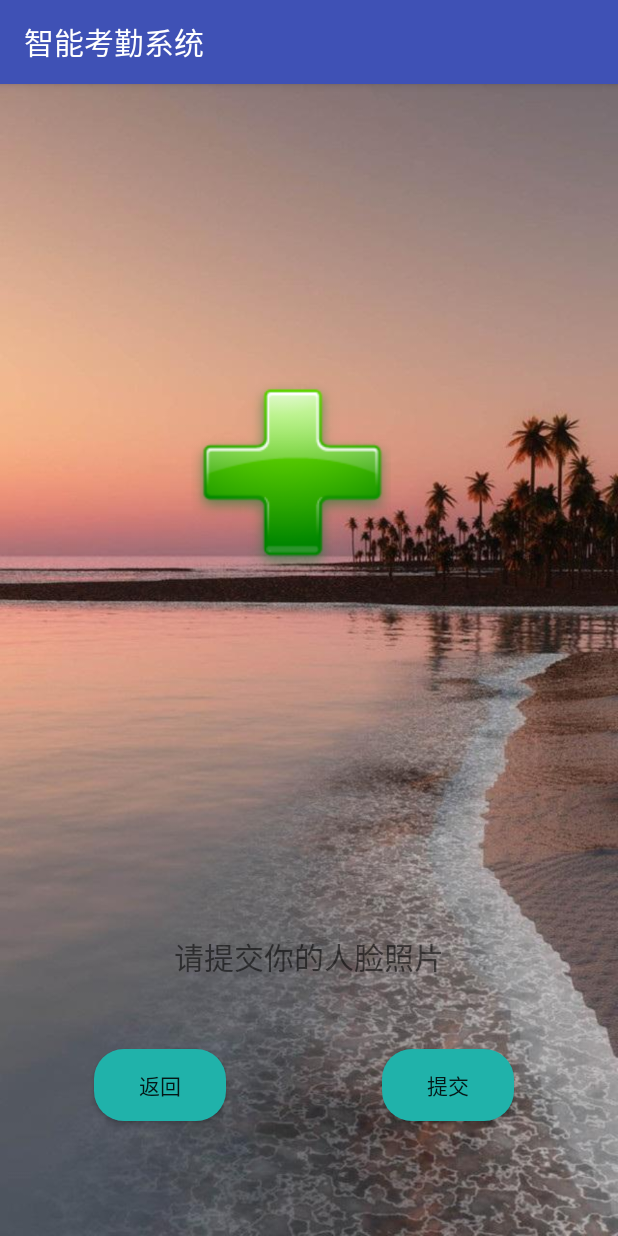
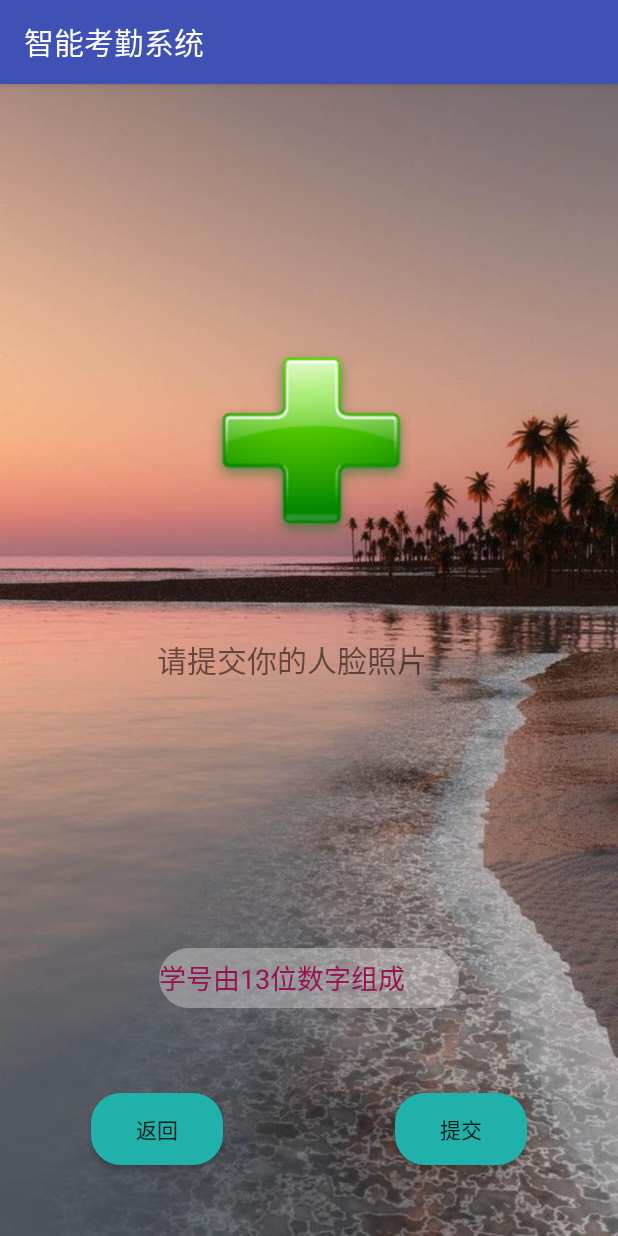
Before and after one commit to 1037861070/Myapplication003, an Android app: the Find_Pswd screen opened directly, with no data from a screen before it, on a phone screen of 412 x 824 dp. Run offline under Robolectric (Android 15) with nearby library versions, the phone set to English and light mode, and no system bars.

Commit message:
finish all

```diff
--- a/app/src/main/java/com/example/a10378/myapplication003/Info_DB/MyDatabaseHelper.java
+++ b/app/src/main/java/com/example/a10378/myapplication003/Info_DB/MyDatabaseHelper.java
@@ -47,6 +47,7 @@ public class MyDatabaseHelper extends SQLiteOpenHelper{
     public  static final String location="CREATE TABLE `location` (\n" +
             "\t`location_id`\tINTEGER NOT NULL PRIMARY KEY AUTOINCREMENT UNIQUE,\n" +
             "\t`id_number`\tTEXT,\n" +
+            "\t`location_time`\tTEXT,\n" +
             "\t`location_type`\tINTEGER,\n" +
             "\t`Latitude`\tREAL,\n" +
             "\t`Longitude`\tREAL,\n" +
--- a/app/src/main/java/com/example/a10378/myapplication003/MainActivity.java
+++ b/app/src/main/java/com/example/a10378/myapplication003/MainActivity.java
@@ -190,7 +190,7 @@ public class MainActivity extends AppCompatActivity {
                                 } else {
                                     Toast.makeText(MainActivity.this, "登陆成功！", Toast.LENGTH_SHORT).show();
                                     Intent intent = new Intent(MainActivity.this, Teacher_Main.class);
-                                    //intent.putExtra("user", user);
+                                    intent.putExtra("user", user);
                                     startActivity(intent);
                                 }
                             }
@@ -233,8 +233,7 @@ public class MainActivity extends AppCompatActivity {
             dialog.setPositiveButton("OK", new DialogInterface.OnClickListener() {
                 @Override
                 public void onClick(DialogInterface dialogInterface, int i) {
-                    Intent intent = new Intent(MainActivity.this, MainActivity.class);
-                    startActivity(intent);
+
                 }
             });
             dialog.show();
--- a/app/src/main/java/com/example/a10378/myapplication003/Student/Modify_info.java
+++ b/app/src/main/java/com/example/a10378/myapplication003/Student/Modify_info.java
@@ -83,6 +83,7 @@ private MyDatabaseHelper dbhelper;
 
         }
     });
+    //返回主界面
     Button btn2=findViewById(R.id.modifyinfo_back);
     btn2.setOnClickListener(new View.OnClickListener() {
         @Override
--- a/app/src/main/res/layout/activity_find__pswd.xml
+++ b/app/src/main/res/layout/activity_find__pswd.xml
@@ -21,14 +21,14 @@
         android:textSize="20dp"
         app:layout_constraintBottom_toBottomOf="parent"
         app:layout_constraintEnd_toEndOf="parent"
+        app:layout_constraintHorizontal_bias="0.446"
         app:layout_constraintStart_toStartOf="parent"
-        app:layout_constraintTop_toTopOf="parent"
-        app:layout_constraintVertical_bias="0.775" />
+        app:layout_constraintTop_toTopOf="parent" />
 
     <ImageView
         android:id="@+id/picure_find_pswd"
         android:layout_width="370dp"
-        android:layout_height="383dp"
+        android:layout_height="334dp"
         android:layout_marginBottom="8dp"
         android:layout_marginEnd="8dp"
         android:layout_marginStart="8dp"
@@ -37,7 +37,29 @@
         app:layout_constraintEnd_toEndOf="parent"
         app:layout_constraintStart_toStartOf="parent"
         app:layout_constraintTop_toTopOf="parent"
-        app:layout_constraintVertical_bias="0.119" />
+        app:layout_constraintVertical_bias="0.037" />
+
+    <EditText
+        android:id="@+id/findpwd_idnumber"
+        android:layout_width="200dp"
+        android:layout_height="40dp"
+
+        android:layout_alignTop="@+id/imageView2"
+        android:layout_marginBottom="8dp"
+        android:layout_marginEnd="8dp"
+        android:layout_marginStart="8dp"
+        android:layout_marginTop="8dp"
+        android:layout_toEndOf="@+id/login_user_input"
+        android:background="@drawable/background_login_div_bg"
+        android:hint="学号由13位数字组成"
+        android:inputType="text"
+        android:singleLine="true"
+        android:textColorHint="#991050"
+        app:layout_constraintBottom_toBottomOf="parent"
+        app:layout_constraintEnd_toEndOf="parent"
+        app:layout_constraintStart_toStartOf="parent"
+        app:layout_constraintTop_toTopOf="parent"
+        app:layout_constraintVertical_bias="0.798" />
 
     <ImageView
         android:id="@+id/leave_link"
@@ -50,10 +72,10 @@
         android:background="@drawable/sign_link"
         app:layout_constraintBottom_toBottomOf="parent"
         app:layout_constraintEnd_toEndOf="parent"
-        app:layout_constraintHorizontal_bias="0.455"
+        app:layout_constraintHorizontal_bias="0.502"
         app:layout_constraintStart_toStartOf="parent"
         app:layout_constraintTop_toTopOf="parent"
-        app:layout_constraintVertical_bias="0.305" />
+        app:layout_constraintVertical_bias="0.27" />
 
     <Button
         android:id="@+id/findpasdback_button"
@@ -68,10 +90,10 @@
         android:text="返回"
         app:layout_constraintBottom_toBottomOf="parent"
         app:layout_constraintEnd_toEndOf="parent"
-        app:layout_constraintHorizontal_bias="0.178"
+        app:layout_constraintHorizontal_bias="0.171"
         app:layout_constraintStart_toStartOf="parent"
         app:layout_constraintTop_toTopOf="parent"
-        app:layout_constraintVertical_bias="0.902" />
+        app:layout_constraintVertical_bias="0.944" />
 
     <Button
         android:id="@+id/findpasd_button"
@@ -86,10 +108,10 @@
         android:text="提交"
         app:layout_constraintBottom_toBottomOf="parent"
         app:layout_constraintEnd_toEndOf="parent"
-        app:layout_constraintHorizontal_bias="0.8"
+        app:layout_constraintHorizontal_bias="0.828"
         app:layout_constraintStart_toStartOf="parent"
         app:layout_constraintTop_toTopOf="parent"
-        app:layout_constraintVertical_bias="0.902" />
+        app:layout_constraintVertical_bias="0.944" />
 
     <Button
         android:id="@+id/check_face"
@@ -104,10 +126,9 @@
         android:visibility="invisible"
         app:layout_constraintBottom_toBottomOf="parent"
         app:layout_constraintEnd_toEndOf="parent"
-        app:layout_constraintHorizontal_bias="0.485"
         app:layout_constraintStart_toStartOf="parent"
         app:layout_constraintTop_toTopOf="parent"
-        app:layout_constraintVertical_bias="0.594" />
+        app:layout_constraintVertical_bias="0.687" />
 
 
 </android.support.constraint.ConstraintLayout>
--- a/app/src/main/res/layout/activity_modify_pswd.xml
+++ b/app/src/main/res/layout/activity_modify_pswd.xml
@@ -80,8 +80,8 @@
             android:layout_alignParentTop="true"
             android:layout_toEndOf="@+id/findpsdview1"
             android:background="@drawable/background_login_div_bg"
-            android:hint="学号(6-15位英文和字母)"
-
+            android:hint=""
+            android:editable="false"
 
             android:singleLine="true" />
 
--- a/app/src/main/res/layout/activity_student__main.xml
+++ b/app/src/main/res/layout/activity_student__main.xml
@@ -36,6 +36,7 @@
         android:layout_width="match_parent"
 
         android:layout_height="350dp">
+
 
         <ImageView
             android:id="@+id/student_2"
```
Also changed, not shown: app/src/main/java/com/example/a10378/myapplication003/Info_DB/location_info.java (+9 -0 lines), app/src/main/java/com/example/a10378/myapplication003/Student/Find_Pswd.java (+66 -2 lines), app/src/main/java/com/example/a10378/myapplication003/Student/Leave.java (+9 -1 lines), app/src/main/java/com/example/a10378/myapplication003/Student/Main2Activity.java (+21 -21 lines), app/src/main/java/com/example/a10378/myapplication003/Student/Modify_Pswd.java (+14 -28 lines), app/src/main/java/com/example/a10378/myapplication003/Student/Sign.java (+70 -15 lines), app/src/main/java/com/example/a10378/myapplication003/Teacher/Teacher_Main.java (+53 -2 lines), app/src/main/java/com/example/a10378/myapplication003/Teacher/show_info.java (+25 -1 lines), app/src/main/res/layout/activity_sign.xml (+6 -6 lines), app/src/main/res/layout/activity_teacher__main.xml (+22 -0 lines).
